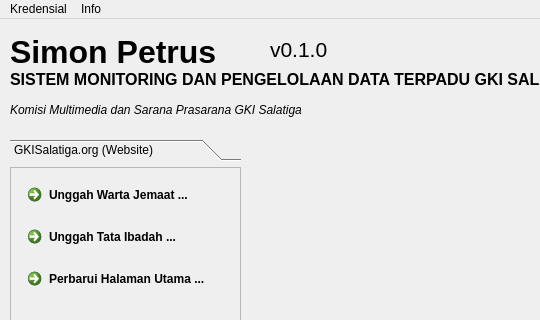
This is qtdesigner-ui/screen_main.ui in gkisalatiga/simon-petrus as Qt 5 draws it before an edit; both pictures show x 0 to 540 and y 0 to 320 of the 847 by 628 pixel window. The edited form follows.
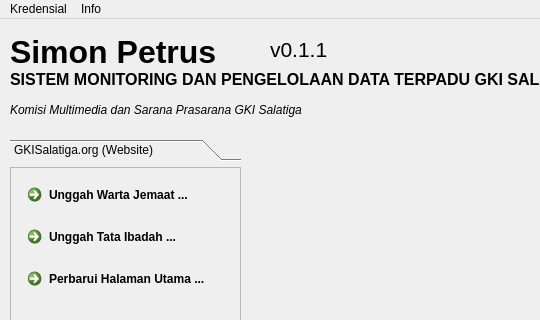
This is the edited form.

```diff
--- a/qtdesigner-ui/screen_main.ui
+++ b/qtdesigner-ui/screen_main.ui
@@ -358,7 +358,7 @@
      </font>
     </property>
     <property name="text">
-     <string>v0.1.0</string>
+     <string>v0.1.1</string>
     </property>
     <property name="alignment">
      <set>Qt::AlignLeading|Qt::AlignLeft|Qt::AlignVCenter</set>
```
